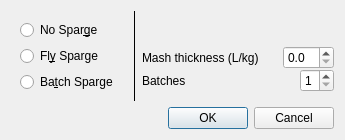
Before: the Qt Designer form ui/mashWizard.ui in Brewken/brewken, drawn with Qt 5.
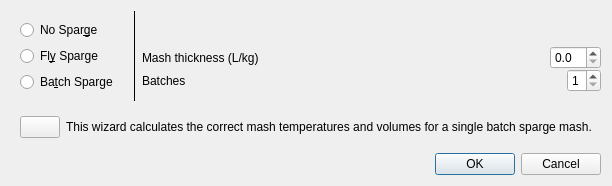
After: the same form once the commit is applied. Custom widgets are drawn as their Qt base class.

Commit message: Make certain fields optional on Mash

```diff
--- a/ui/mashWizard.ui
+++ b/ui/mashWizard.ui
@@ -208,6 +208,25 @@
      <zorder>line</zorder>
     </widget>
    </item>
+   <item>
+    <widget class="QWidget" name="widget_2" native="true">
+     <layout class="QGridLayout" name="gridLayout_help">
+      <item row="0" column="0">
+        <widget class="InfoButton" name="infoButton_help"></widget>
+      </item>
+      <item row="0" column="1" colspan="5">
+        <widget class="InfoText" name="infoText_help">
+         <property name="buddy">
+          <cstring>infoButton_help</cstring>
+         </property>
+         <property name="text">
+          <string>This wizard calculates the correct mash temperatures and volumes for a single batch sparge mash.</string>
+         </property>
+        </widget>
+      </item>
+     </layout>
+    </widget>
+   </item>
    <item>
     <widget class="QDialogButtonBox" name="buttonBox">
      <property name="orientation">
@@ -223,6 +242,18 @@
   <zorder>widget</zorder>
   <zorder>widget_mashThickness</zorder>
  </widget>
+ <customwidgets>
+  <customwidget>
+   <class>InfoButton</class>
+   <extends>QPushButton</extends>
+   <header>widgets/InfoButton.h</header>
+  </customwidget>
+  <customwidget>
+   <class>InfoText</class>
+   <extends>QLabel</extends>
+   <header>widgets/InfoText.h</header>
+  </customwidget>
+ </customwidgets>
  <tabstops>
   <tabstop>buttonBox</tabstop>
  </tabstops>
```
Left out of the diff: 1 changed line with no effect on the pictures. The commit also changes 15 other files.
